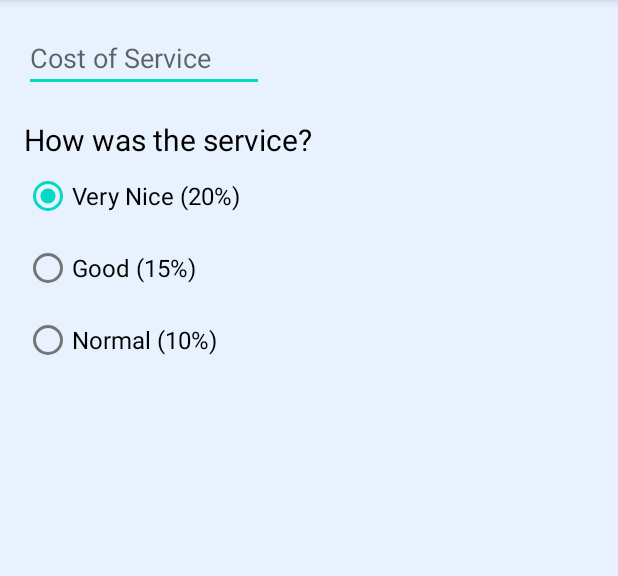
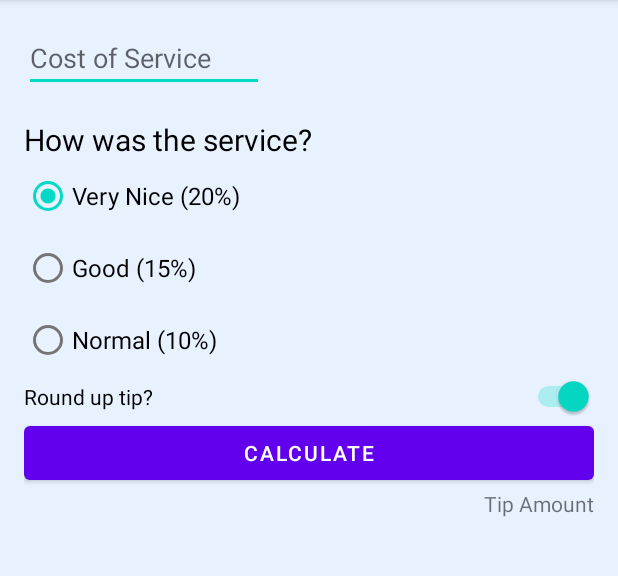
Before and after one commit to PHVC/TipTime, an Android app: the screen it shows after launch (MainActivity), on a phone screen of 412 x 824 dp, the part 84-660 px from its top. Run offline under Robolectric (Android 15) with nearby library versions, the phone set to English and light mode, and no system bars.

Commit message:
Add switch and calculate button

```diff
--- a/app/src/main/res/layout/activity_main.xml
+++ b/app/src/main/res/layout/activity_main.xml
@@ -69,4 +69,32 @@
 
     </RadioGroup>
 
+    <Switch
+        android:id="@+id/round_up_switch"
+        android:layout_width="0dp"
+        android:layout_height="wrap_content"
+        android:checked="true"
+        android:text="Round up tip?"
+        app:layout_constraintEnd_toEndOf="parent"
+        app:layout_constraintStart_toStartOf="parent"
+        app:layout_constraintTop_toBottomOf="@id/tip_options"
+        tools:ignore="UseSwitchCompatOrMaterialXml" />
+
+    <Button
+        android:id="@+id/calculate_button"
+        android:layout_width="0dp"
+        android:layout_height="wrap_content"
+        android:text="Calculate"
+        app:layout_constraintEnd_toEndOf="parent"
+        app:layout_constraintStart_toStartOf="parent"
+        app:layout_constraintTop_toBottomOf="@id/round_up_switch" />
+
+    <TextView
+        android:id="@+id/tip_result"
+        android:layout_width="wrap_content"
+        android:layout_height="wrap_content"
+        android:text="Tip Amount"
+        app:layout_constraintEnd_toEndOf="parent"
+        app:layout_constraintTop_toBottomOf="@id/calculate_button" />
+
 </androidx.constraintlayout.widget.ConstraintLayout>
```
